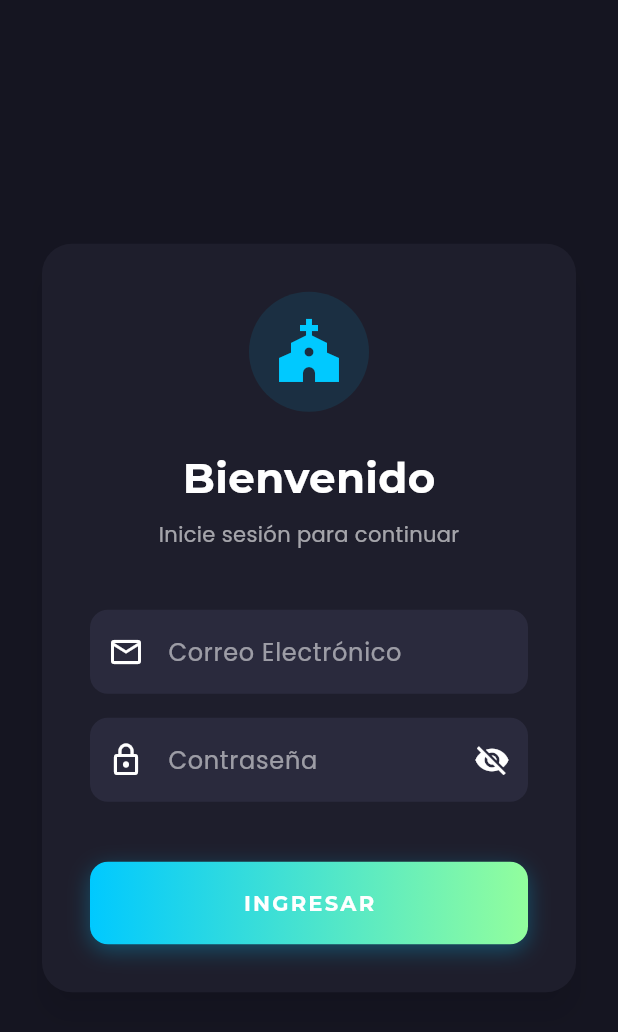
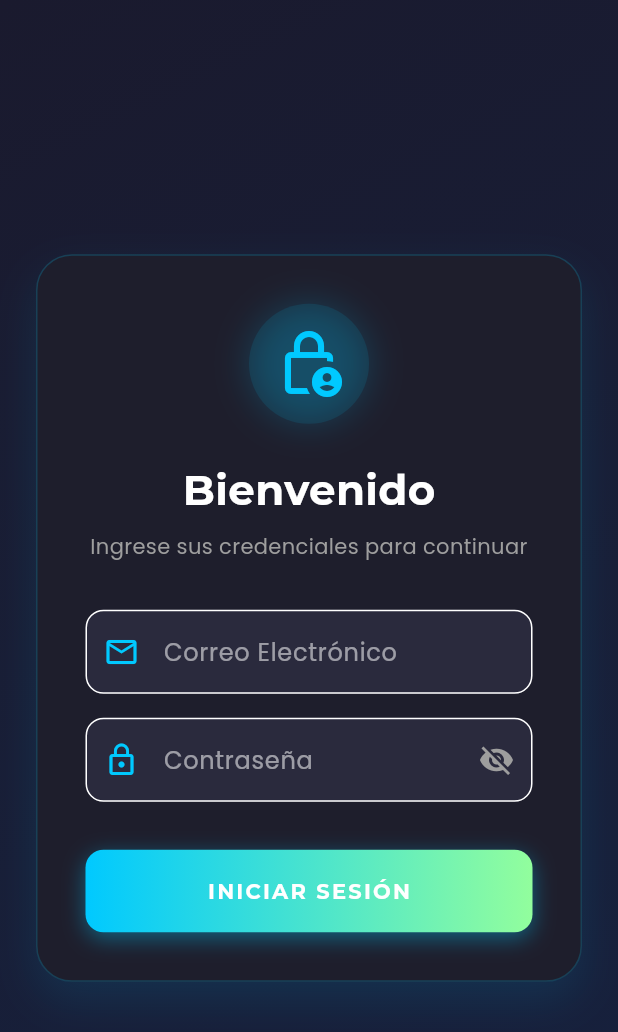
Before and after one commit to israel1996/flutter_app_aportes, a Flutter app: the screen it shows after launch, on a phone screen of 412 x 824 dp. Shown: the top 1032 px of the screen. Run offline on Flutter 3.47's test engine with Material 3 defaults, Android fonts, the phone set to English and light mode, and no system bars; our stand-ins replace connectivity_plus, drift, fl_chart, flutter_riverpod, flutter_secure_storage, google_fonts and 2 more; missing offline and left inert: excel, file_saver; accounts and stored records are empty; generated files the repository leaves out were written again.

Commit message:
Update UI Login

```diff
--- a/lib/features/auth/screens/login_screen.dart
+++ b/lib/features/auth/screens/login_screen.dart
@@ -1,6 +1,6 @@
 import 'package:flutter/material.dart';
+import 'package:flutter_app_aportes/features/auth/providers/auth_provider.dart';
 import 'package:flutter_riverpod/flutter_riverpod.dart';
-import '../providers/auth_provider.dart';
 import 'package:google_fonts/google_fonts.dart';
 
 class LoginScreen extends ConsumerStatefulWidget {
@@ -11,26 +11,20 @@ class LoginScreen extends ConsumerStatefulWidget {
 }
 
 class _LoginScreenState extends ConsumerState<LoginScreen> {
+  final _formKey = GlobalKey<FormState>();
   final _emailController = TextEditingController();
   final _passwordController = TextEditingController();
+
   bool _isLoading = false;
-  bool _obscureText = true;
+  bool _obscurePassword = true;
 
   Future<void> _login() async {
-    if (_emailController.text.isEmpty || _passwordController.text.isEmpty) {
-      ScaffoldMessenger.of(context).showSnackBar(
-        const SnackBar(
-          content: Text('Por favor, llene todos los campos'),
-          backgroundColor: Colors.orange,
-        ),
-      );
-      return;
-    }
+    if (!_formKey.currentState!.validate()) return;
 
     setState(() => _isLoading = true);
-    final authService = ref.read(authServiceProvider);
 
     try {
+      final authService = ref.read(authServiceProvider);
       await authService.signIn(
         _emailController.text.trim(),
         _passwordController.text.trim(),
@@ -38,7 +32,11 @@ class _LoginScreenState extends ConsumerState<LoginScreen> {
     } catch (e) {
       if (mounted) {
         ScaffoldMessenger.of(context).showSnackBar(
-          SnackBar(content: Text('Error: $e'), backgroundColor: Colors.red),
+          SnackBar(
+            content: Text('Error al iniciar sesión: $e'),
+            backgroundColor: Colors.redAccent,
+            behavior: SnackBarBehavior.floating,
+          ),
         );
       }
     } finally {
@@ -59,28 +57,73 @@ class _LoginScreenState extends ConsumerState<LoginScreen> {
     final isDark = Theme.of(context).brightness == Brightness.dark;
 
     return Scaffold(
-      body: Center(
-        child: SingleChildScrollView(
-          child: Padding(
+      body: Container(
+        width: double.infinity,
+        height: double.infinity,
+        decoration: BoxDecoration(
+          gradient: LinearGradient(
+            begin: Alignment.topLeft,
+            end: Alignment.bottomRight,
+            colors: isDark
+                ? [const Color(0xFF1A1A2E), const Color(0xFF16213E)]
+                : [Colors.grey.shade100, Colors.white],
+          ),
+        ),
+        child: Center(
+          child: SingleChildScrollView(
             padding: const EdgeInsets.all(24.0),
             child: ConstrainedBox(
               constraints: const BoxConstraints(maxWidth: 400),
-              child: Card(
-                child: Padding(
-                  padding: const EdgeInsets.all(32.0),
+              child: Container(
+                padding: const EdgeInsets.all(32),
+                decoration: BoxDecoration(
+                  color: colorScheme.surface,
+                  borderRadius: BorderRadius.circular(24),
+                  boxShadow: [
+                    BoxShadow(
+                      color: isDark
+                          ? const Color(0xFF00C9FF).withOpacity(0.1)
+                          : Colors.black.withOpacity(0.05),
+                      blurRadius: 24,
+                      offset: const Offset(0, 12),
+                    ),
+                  ],
+                  border: isDark
+                      ? Border.all(
+                          color: const Color(0xFF00C9FF).withOpacity(0.2),
+                          width: 1,
+                        )
+                      : null,
+                ),
+                child: Form(
+                  key: _formKey,
                   child: Column(
                     mainAxisSize: MainAxisSize.min,
                     children: [
                       Container(
                         padding: const EdgeInsets.all(16),
                         decoration: BoxDecoration(
-                          color: colorScheme.primary.withOpacity(0.1),
                           shape: BoxShape.circle,
+                          color: isDark
+                              ? const Color(0xFF00C9FF).withOpacity(0.1)
+                              : colorScheme.primary.withOpacity(0.1),
+                          boxShadow: isDark
+                              ? [
+                                  BoxShadow(
+                                    color: const Color(
+                                      0xFF00C9FF,
+                                    ).withOpacity(0.2),
+                                    blurRadius: 20,
+                                  ),
+                                ]
+                              : null,
                         ),
                         child: Icon(
-                          Icons.church,
+                          Icons.lock_person_outlined,
                           size: 48,
-                          color: colorScheme.primary,
+                          color: isDark
+                              ? const Color(0xFF00C9FF)
+                              : colorScheme.primary,
                         ),
                       ),
                       const SizedBox(height: 24),
@@ -95,40 +138,69 @@ class _LoginScreenState extends ConsumerState<LoginScreen> {
                       ),
                       const SizedBox(height: 8),
                       Text(
-                        'Inicie sesión para continuar',
-                        style: TextStyle(
-                          color: colorScheme.onSurface.withOpacity(0.6),
+                        'Ingrese sus credenciales para continuar',
+                        style: GoogleFonts.poppins(
+                          color: Colors.grey,
+                          fontSize: 14,
                         ),
+                        textAlign: TextAlign.center,
                       ),
-                      const SizedBox(height: 40),
+                      const SizedBox(height: 32),
 
-                      TextField(
+                      TextFormField(
                         controller: _emailController,
                         keyboardType: TextInputType.emailAddress,
-                        decoration: const InputDecoration(
+                        decoration: InputDecoration(
                           labelText: 'Correo Electrónico',
-                          prefixIcon: Icon(Icons.email_outlined),
+                          prefixIcon: Icon(
+                            Icons.email_outlined,
+                            color: colorScheme.primary,
+                          ),
+                          border: OutlineInputBorder(
+                            borderRadius: BorderRadius.circular(12),
+                          ),
                         ),
+                        validator: (value) {
+                          if (value == null || value.isEmpty)
+                            return 'El correo es obligatorio';
+                          if (!value.contains('@'))
+                            return 'Ingrese un correo válido';
+                          return null;
+                        },
                       ),
                       const SizedBox(height: 16),
-                      TextField(
+
+                      TextFormField(
                         controller: _passwordController,
-                        obscureText: _obscureText,
+                        obscureText: _obscurePassword,
                         decoration: InputDecoration(
                           labelText: 'Contraseña',
-                          prefixIcon: const Icon(Icons.lock_outline),
+                          prefixIcon: Icon(
+                            Icons.lock_outline,
+                            color: colorScheme.primary,
+                          ),
+                          border: OutlineInputBorder(
+                            borderRadius: BorderRadius.circular(12),
+                          ),
                           suffixIcon: IconButton(
                             icon: Icon(
-                              _obscureText
+                              _obscurePassword
                                   ? Icons.visibility_off
                                   : Icons.visibility,
+                              color: Colors.grey,
                             ),
-                            onPressed: () =>
-                                setState(() => _obscureText = !_obscureText),
+                            onPressed: () {
+                              setState(
+                                () => _obscurePassword = !_obscurePassword,
+                              );
+                            },
                           ),
                         ),
+                        validator: (value) => value!.isEmpty
+                            ? 'La contraseña es obligatoria'
+                            : null,
                       ),
-                      const SizedBox(height: 40),
+                      const SizedBox(height: 32),
 
                       SizedBox(
                         width: double.infinity,
@@ -143,8 +215,8 @@ class _LoginScreenState extends ConsumerState<LoginScreen> {
                                       const Color(0xFF92FE9D),
                                     ]
                                   : [
-                                      const Color(0xFF3F51B5),
-                                      const Color(0xFF5C6BC0),
+                                      colorScheme.primary,
+                                      colorScheme.secondary,
                                     ],
                             ),
                             boxShadow: isDark
@@ -152,7 +224,7 @@ class _LoginScreenState extends ConsumerState<LoginScreen> {
                                     BoxShadow(
                                       color: const Color(
                                         0xFF00C9FF,
-                                      ).withOpacity(0.3),
+                                      ).withOpacity(0.4),
                                       blurRadius: 12,
                                       offset: const Offset(0, 4),
                                     ),
@@ -169,11 +241,16 @@ class _LoginScreenState extends ConsumerState<LoginScreen> {
                               ),
                             ),
                             child: _isLoading
-                                ? const CircularProgressIndicator(
-                                    color: Colors.white,
+                                ? const SizedBox(
+                                    height: 24,
+                                    width: 24,
+                                    child: CircularProgressIndicator(
+                                      color: Colors.white,
+                                      strokeWidth: 3,
+                                    ),
                                   )
                                 : Text(
-                                    'INGRESAR',
+                                    'INICIAR SESIÓN',
                                     style: GoogleFonts.montserrat(
                                       color: Colors.white,
                                       fontWeight: FontWeight.bold,
```
